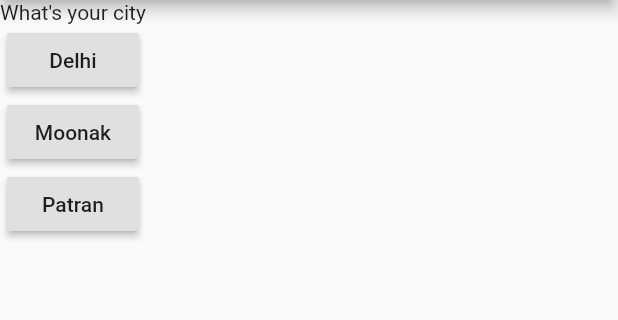
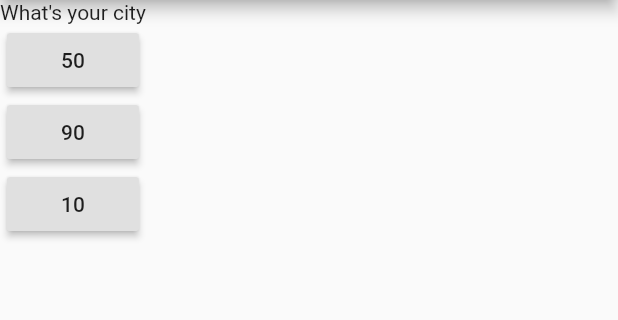
Before and after one commit to sippitechnologies/flutterlearning, a Flutter app: the screen it shows after launch, after a tap on "Deepak", after a tap on "10", on a phone screen of 412 x 824 dp, the part 84-404 px from its top. Run offline on Flutter 3.47's test engine with Material 2 defaults, Android fonts, the phone set to English and light mode, and no system bars.

Commit message:
Quiz app is completed

```diff
--- a/fundamentalflutter/helloworldapp/lib/apps/quizeapp/answer.dart
+++ b/fundamentalflutter/helloworldapp/lib/apps/quizeapp/answer.dart
@@ -1,16 +1,16 @@
 import 'package:flutter/material.dart';
 
 class Answer extends StatelessWidget {
-  final String _label;
+  final Map<String, Object> _answerMap;
   final Function _handler;
 
-  Answer(this._label, this._handler);
+  Answer(this._answerMap, this._handler);
 
   @override
   Widget build(BuildContext context) {
     return RaisedButton(
-      child: Text(_label),
-      onPressed: _handler,
+      child: Text(_answerMap['title']),
+      onPressed: () => _handler(_answerMap['total']),
     );
   }
 }
--- /dev/null
+++ b/fundamentalflutter/helloworldapp/lib/apps/quizeapp/quiz.dart
@@ -0,0 +1,21 @@
+import 'package:flutter/material.dart';
+import 'question.dart';
+import 'answer.dart';
+
+class Quiz extends StatelessWidget {
+  final String _question;
+  final List<Map<String, Object>> _answers;
+
+  final Function _updateHandler;
+
+  Quiz(this._question, this._answers, this._updateHandler);
+  @override
+  Widget build(BuildContext buildContext) {
+    return Column(
+      children: [
+        Question(_question),
+        ...(_answers.map((answer) => Answer(answer, _updateHandler))).toList()
+      ],
+    );
+  }
+}
--- a/fundamentalflutter/helloworldapp/lib/apps/quizeapp/quizhomestate.dart
+++ b/fundamentalflutter/helloworldapp/lib/apps/quizeapp/quizhomestate.dart
@@ -1,45 +1,89 @@
 import 'package:flutter/material.dart';
 import 'quizapphome.dart';
-import 'question.dart';
-import 'answer.dart';
+import 'quiz.dart';
+import 'result.dart';
 
 class QuizHomeState extends State<QuizHome> {
   int counter = 0;
+  int result = 0;
+  Map<String, int> answerMap;
 
   var questions = [
     {
       "question": "What's your name",
-      "answers": ["Deepak", "Ahmed", "Kuldeep"]
+      "answers": [
+        {"title": "Deepak", "total": 10},
+        {"title": "Ahmed", "total": 20},
+        {"title": "Pardeep", "total": 5}
+      ]
     },
     {
       "question": "What's your age",
-      "answers": ["10", "20", "40"]
+      "answers": [
+        {"title": "10", "total": 10},
+        {"title": "20", "total": 20},
+        {"title": "30", "total": 5}
+      ]
     },
     {
       "question": "What's your city",
-      "answers": ["Delhi", "Moonak", "Patran"]
+      "answers": [
+        {"title": "50", "total": 10},
+        {"title": "90", "total": 20},
+        {"title": "10", "total": 5}
+      ]
     },
     {
       "question": "What's your country",
-      "answers": ["India", "Germany", "Pakistan"]
+      "answers": [
+        {"title": "India", "total": 10},
+        {"title": "Germany", "total": 20},
+        {"title": "Austriala", "total": 5}
+      ]
     },
     {
       "question": "What's your state",
-      "answers": ["Punjab", "Haryana", "Delhi"]
+      "answers": [
+        {"title": "Delhi", "total": 10},
+        {"title": "Punjab", "total": 20},
+        {"title": "Haryana", "total": 5}
+      ]
     },
     {
-      "question": "What's your name",
-      "answers": ["Deepak", "Ahmed", "Kuldeep"]
+      "question": "What's your favourit Pet",
+      "answers": [
+        {"title": "Rabbit", "total": 10},
+        {"title": "Dog", "total": 20},
+        {"title": "Sparrow", "total": 5}
+      ]
     },
     {
-      "question": "What's your name",
-      "answers": ["Deepak", "Ahmed", "Kuldeep"]
+      "question": "What's your favourite color",
+      "answers": [
+        {"title": "Red", "total": 10},
+        {"title": "Green", "total": 20},
+        {"title": "Yellow", "total": 5}
+      ]
     }
   ];
 
-  void updateQuestionAnswer() {
+  void rest() {
+    setState(() {
+      counter = 0;
+      result = 0;
+    });
+  }
+
+  void updateQuestionAnswer(int score) {
+    result += score;
     setState(() {
       counter++;
+    });
+  }
+
+  void updatResult(int answerTotal) {
+    setState(() {
+      result += answerTotal;
     });
   }
 
@@ -50,13 +94,10 @@ class QuizHomeState extends State<QuizHome> {
           title: Text(
         "Quiz App",
       )),
-      body: Column(
-        children: [
-          Question(questions[counter]['question']),
-          ...((questions[counter]['answers'] as List<String>)
-              .map((answer) => Answer(answer, updateQuestionAnswer))).toList()
-        ],
-      ),
+      body: (counter < questions.length)
+          ? Quiz(questions[counter]['question'], questions[counter]['answers'],
+              updateQuestionAnswer)
+          : Result(result, rest),
     );
   }
 }
```
Also changed, not shown: fundamentalflutter/helloworldapp/lib/apps/quizeapp/result.dart (+35 -0 lines).
